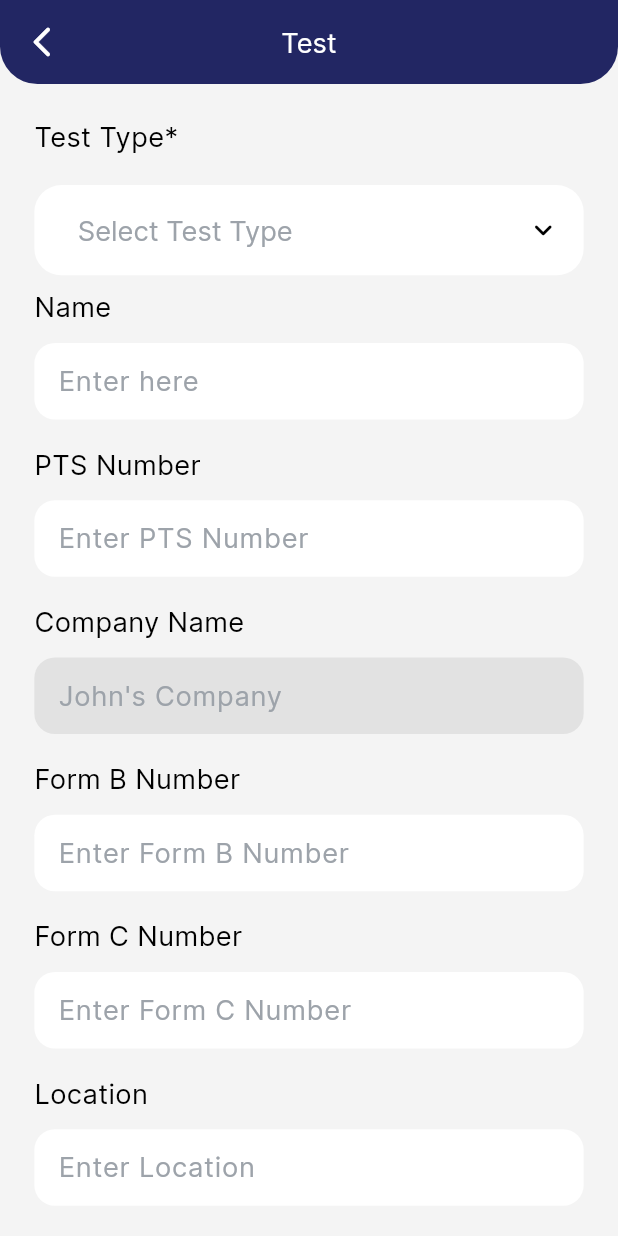
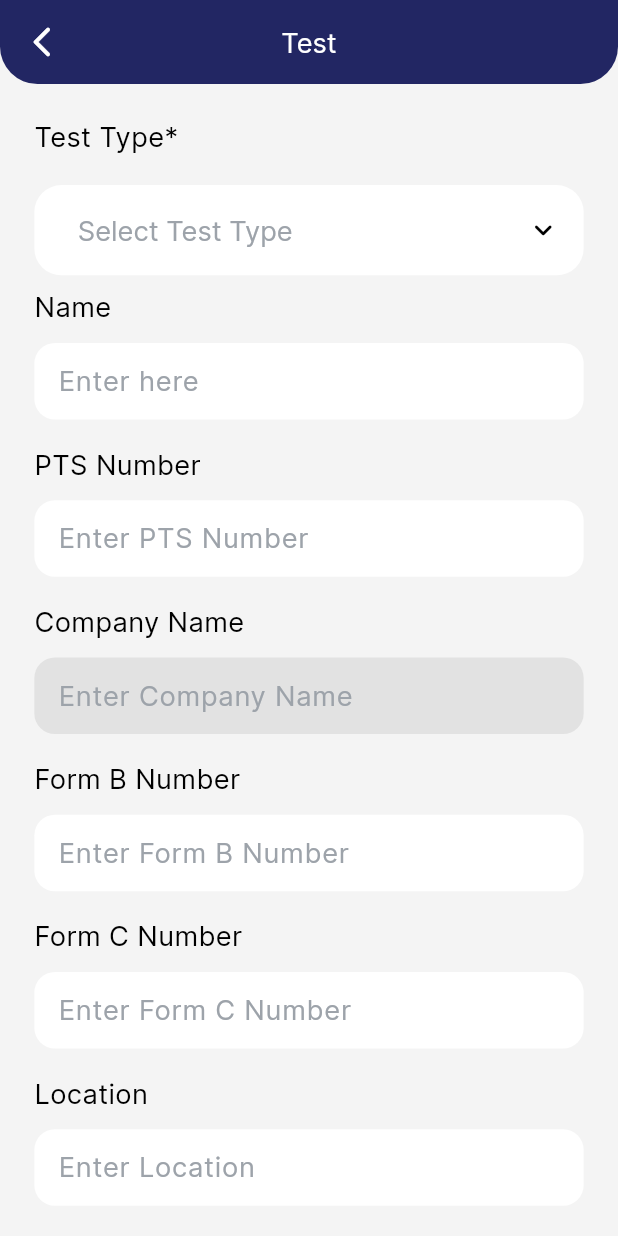
Before and after one commit to Eleganceinfolab/cotec_flutter, a Flutter app: the HomeScreen screen opened by its route, after a tap on "Log a Test", on a phone screen of 412 x 824 dp. Run offline on Flutter 3.47's test engine with Material 3 defaults, Android fonts, the phone set to English and light mode, and no system bars; our stand-ins replace cached_network_image, connectivity_plus, device_info_plus, dropdown_button2, firebase_messaging, flutter_local_notifications and 9 more; missing offline and left inert: dart:ffi; accounts and stored records are empty.

Commit message:
dark mode

```diff
--- a/lib/core/utils/string_constant.dart
+++ b/lib/core/utils/string_constant.dart
@@ -6,7 +6,7 @@ class AppString {
   static const String logs = "Logs";
   static const String userManual = "User Manual";
   static const String scanForDevices = "Scan for devices";
-  static const String setting = "Setting";
+  static const String setting = "Settings";
   static const String newDataBeen = "New data has not been synced";
   static const String syncData = "Sync Data";
   static const String dataLast = "Data Last Synced";
@@ -43,7 +43,7 @@ class AppString {
   static const String enterHere = "Enter here";
   static const String hide = "******";
   static const String enterPTSNumber = "Enter PTS Number";
-  static const String johnCompany = "John's Company";
+  static const String johnCompany = "Enter Company Name";
   static const String enterBNumber = "Enter Form B Number";
   static const String enterCNumber = "Enter Form C Number";
   static const String enterLocation = "Enter Location";
@@ -87,7 +87,7 @@ class AppString {
   static const String addNotes = "Add Notes";
   static const String enterNotes = "Enter any additional notes here";
   static const String addLicencePhoto = "Add Licence Photo";
-  static const String addTestImage = "Add Test Image";
+  static const String addTestImage = "Add an Image";
   static const String overwrite = "Overwrite oldest record";
   static const String activeTest = "Active Test Display";
   static const String meterView = "Meter View";
--- a/lib/presentation/get_start_screen/get_start_screen.dart
+++ b/lib/presentation/get_start_screen/get_start_screen.dart
@@ -11,7 +11,7 @@ class GetStartScreen extends GetWidget<GetStartScreenController> {
     sizeCalculate(context);
     return Scaffold(
         backgroundColor: ColorConstant.backgroundColor(context),
-        appBar: const CommonAppbar(title: AppString.getStartedCamelCase, hasBack: false),
+        appBar: const CommonAppbar(hasBack: false),
         body: Column(
           children: [
             Padding(
--- a/lib/presentation/home_screen/home_screen.dart
+++ b/lib/presentation/home_screen/home_screen.dart
@@ -51,51 +51,51 @@ class HomeScreen extends GetWidget<HomeScreenController> {
                 SizedBox(
                   height: getHeight(27),
                 ),
-                Container(
-                  padding: EdgeInsets.symmetric(
-                      horizontal: getWidth(25), vertical: getHeight(20)),
-                  decoration: BoxDecoration(
-                    color: ColorConstant.primaryBlue,
-                    borderRadius: BorderRadius.circular(15),
-                  ),
-                  child: Column(
-                    children: [
-                      Row(
-                        children: [
-                          CustomImageView(
-                            svgPath: ImageConstant.info,
-                          ),
-                          SizedBox(
-                            width: getWidth(8),
-                          ),
-                          Text(
-                            AppString.newDataBeen,
-                            style: CTC.style(16,
-                                fontWeight: FontWeight.w600,
-                                fontColor: ColorConstant.primaryWhite),
-                          )
-                        ],
-                      ),
-                      SizedBox(
-                        height: getHeight(8),
-                      ),
-                      AppElevatedButton(
-                        showTextIcon: true,
-                        svgPath: ImageConstant.sync,
-                        buttonName: AppString.syncData,
-                        onPressed: () {
-                          controller.syncData(context);
-                        },
-                      ),
-                      SizedBox(
-                        height: getHeight(10),
-                      ),
-                    ],
-                  ),
-                ),
-                SizedBox(
-                  height: getHeight(33),
-                ),
+                // Container(
+                //   padding: EdgeInsets.symmetric(
+                //       horizontal: getWidth(25), vertical: getHeight(20)),
+                //   decoration: BoxDecoration(
+                //     color: ColorConstant.primaryBlue,
+                //     borderRadius: BorderRadius.circular(15),
+                //   ),
+                //   child: Column(
+                //     children: [
+                //       Row(
+                //         children: [
+                //           CustomImageView(
+                //             svgPath: ImageConstant.info,
+                //           ),
+                //           SizedBox(
+                //             width: getWidth(8),
+                //           ),
+                //           Text(
+                //             AppString.newDataBeen,
+                //             style: CTC.style(16,
+                //                 fontWeight: FontWeight.w600,
+                //                 fontColor: ColorConstant.primaryWhite),
+                //           )
+                //         ],
+                //       ),
+                //       SizedBox(
+                //         height: getHeight(8),
+                //       ),
+                //       AppElevatedButton(
+                //         showTextIcon: true,
+                //         svgPath: ImageConstant.sync,
+                //         buttonName: AppString.syncData,
+                //         onPressed: () {
+                //           controller.syncData(context);
+                //         },
+                //       ),
+                //       SizedBox(
+                //         height: getHeight(10),
+                //       ),
+                //     ],
+                //   ),
+                // ),
+                // SizedBox(
+                //   height: getHeight(33),
+                // ),
                 Text(
                   '${AppString.dataLast}: 10:15AM 01/12/2022',
                   style: CTC.style(
--- a/lib/widgets/custom_elavated_button.dart
+++ b/lib/widgets/custom_elavated_button.dart
@@ -53,7 +53,16 @@ class AppElevatedButton extends StatelessWidget {
               : Border.all(
                   color: ColorConstant.textBlueToYellow(context),
                   width: getHeight(1)),
-          boxShadow:hasBoxShadow??false? [BoxShadow(color: Colors.grey,offset: Offset(0.1, 3.5),blurRadius: 4)]:null,
+          boxShadow: hasBoxShadow ?? false
+              ? [
+                  BoxShadow(
+                      color: Theme.of(context).brightness == Brightness.light
+                          ? Colors.grey
+                          : ColorConstant.transparent,
+                      offset: Offset(0.1, 3.5),
+                      blurRadius: 4)
+                ]
+              : null,
           color: buttonColor ?? ColorConstant.primaryYellow,
           borderRadius: const BorderRadius.all(Radius.circular(50)),
         ),
```
Also changed, not shown: lib/presentation/active_test_details_screen/active_test_details_screen.dart (+137 -48 lines), lib/presentation/active_test_screen/active_test_screen.dart (+23 -17 lines), lib/presentation/active_test_screen/controller/active_test_screen_controller.dart (+5 -2 lines), lib/presentation/log_test_screen/controller/log_test_screen_controller.dart (+14 -14 lines), 5 other files.
